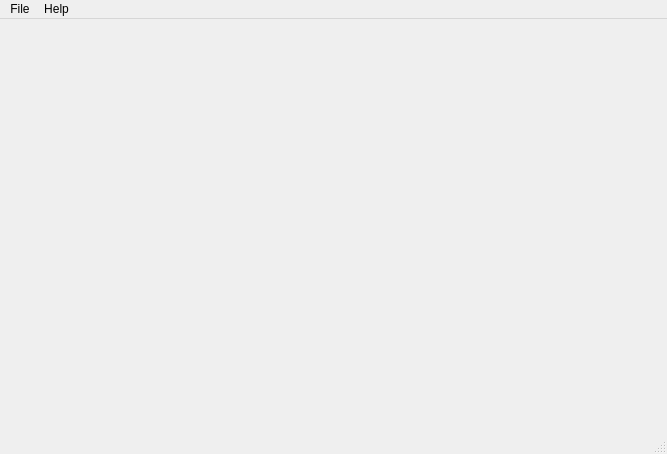
Above: fuzzy_logic_gui/flg_main_window.ui from rafidalhaq/complex-course before the change. Below: the same form after it.
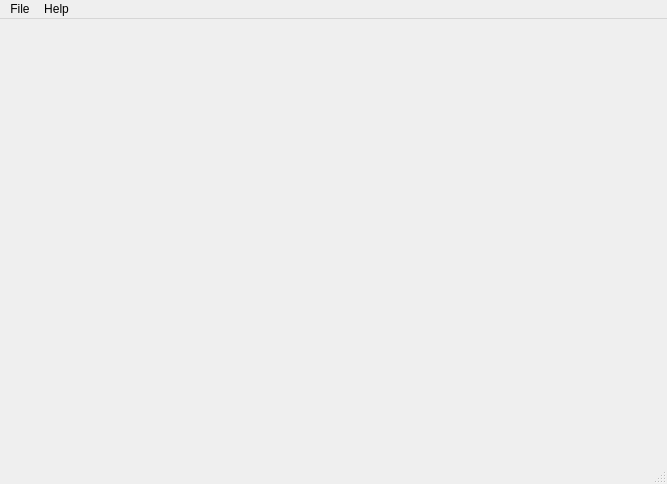
That is the form after the change.

Commit message: GUI:  - changed program name to "Production rules analyzer"  - added label "Double click to remove" under production rules add list  - increased window height to fit minimal KB on analysis page

The edit to the form file:
```diff
--- a/fuzzy_logic_gui/flg_main_window.ui
+++ b/fuzzy_logic_gui/flg_main_window.ui
@@ -7,7 +7,7 @@
     <x>0</x>
     <y>0</y>
     <width>667</width>
-    <height>454</height>
+    <height>484</height>
    </rect>
   </property>
   <property name="windowTitle">
```
Left out of the diff: 4 changed lines with no effect on the pictures. The commit also changes 4 other files.
